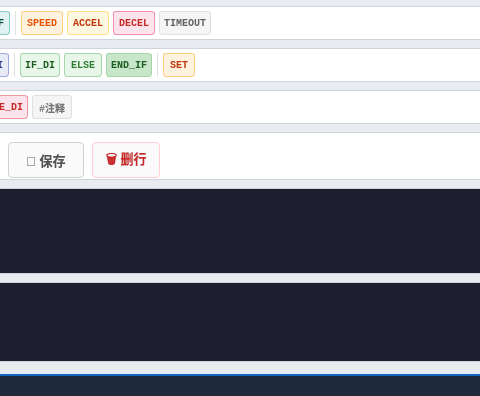
First picture: the form in mainwindow.ui, repository shenmmz/robot, before the edit; both pictures show x 357 to 837 and y 372 to 768 of the 1366 by 768 pixel window.
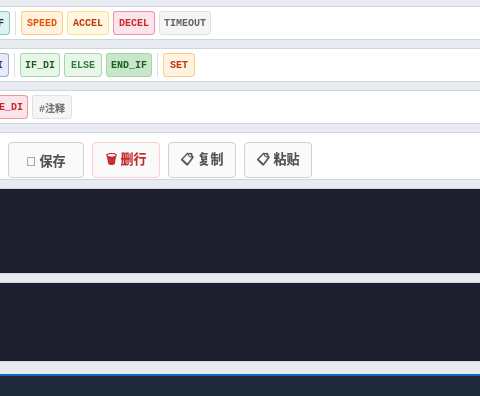
Second picture: the form after the edit.

Commit message: 编辑控制台新增复制/粘贴按钮：复制光标所在行，粘贴到光标行之前

What changed in the file:
```diff
--- a/mainwindow.ui
+++ b/mainwindow.ui
@@ -2704,6 +2704,38 @@
                 </property>
                </widget>
               </item>
+              <item>
+               <widget class="QPushButton" name="btnProgCopy">
+                <property name="minimumSize">
+                 <size>
+                  <width>68</width>
+                  <height>36</height>
+                 </size>
+                </property>
+                <property name="styleSheet">
+                 <string>QPushButton{background:#fafafa;color:#555;border:1px solid #d0d0d0;border-radius:4px;padding:2px 8px;font-size:13px;font-weight:bold;}QPushButton:hover{background:#f0f0f0;}</string>
+                </property>
+                <property name="text">
+                 <string>📋 复制</string>
+                </property>
+               </widget>
+              </item>
+              <item>
+               <widget class="QPushButton" name="btnProgPaste">
+                <property name="minimumSize">
+                 <size>
+                  <width>68</width>
+                  <height>36</height>
+                 </size>
+                </property>
+                <property name="styleSheet">
+                 <string>QPushButton{background:#fafafa;color:#555;border:1px solid #d0d0d0;border-radius:4px;padding:2px 8px;font-size:13px;font-weight:bold;}QPushButton:hover{background:#f0f0f0;}</string>
+                </property>
+                <property name="text">
+                 <string>📋 粘贴</string>
+                </property>
+               </widget>
+              </item>
               <item>
                <spacer name="progToolSpacer">
                 <property name="orientation">
```
The commit also changes 2 other files.
